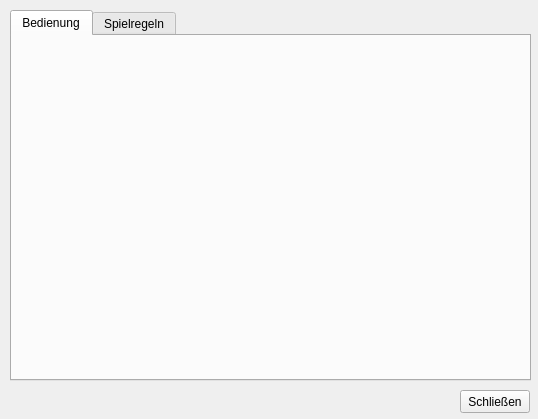
Before: the Qt Designer form BaghChal/BaghChal/helpWindow.ui in kaushaldeo/bagh-chal, drawn with Qt 5.
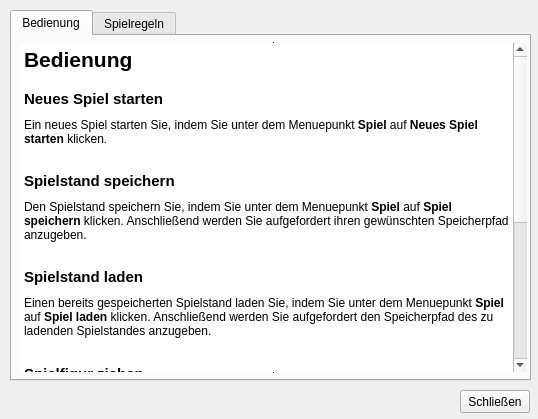
After: the same form once the commit is applied. The open tabs and pages were chosen to show the change. Icons and pictures are not drawn.

Commit message: Bedienungsanleitung in HelpWindow eingefügt.

What changed in the file:
```diff
--- a/BaghChal/BaghChal/helpWindow.ui
+++ b/BaghChal/BaghChal/helpWindow.ui
@@ -54,6 +54,71 @@
     <attribute name="title">
      <string>Bedienung</string>
     </attribute>
+    <widget class="QTextBrowser" name="textBrowser_2">
+     <property name="geometry">
+      <rect>
+       <x>7</x>
+       <y>6</y>
+       <width>509</width>
+       <height>331</height>
+      </rect>
+     </property>
+     <property name="frameShape">
+      <enum>QFrame::VLine</enum>
+     </property>
+     <property name="frameShadow">
+      <enum>QFrame::Plain</enum>
+     </property>
+     <property name="lineWidth">
+      <number>1</number>
+     </property>
+     <property name="midLineWidth">
+      <number>0</number>
+     </property>
+     <property name="lineWrapMode">
+      <enum>QTextEdit::WidgetWidth</enum>
+     </property>
+     <property name="lineWrapColumnOrWidth">
+      <number>0</number>
+     </property>
+     <property name="html">
+      <string>&lt;!DOCTYPE HTML PUBLIC &quot;-//W3C//DTD HTML 4.0//EN&quot; &quot;http://www.w3.org/TR/REC-html40/strict.dtd&quot;&gt;
+&lt;html&gt;&lt;head&gt;&lt;meta name=&quot;qrichtext&quot; content=&quot;1&quot; /&gt;&lt;style type=&quot;text/css&quot;&gt;
+p, li { white-space: pre-wrap; }
+&lt;/style&gt;&lt;/head&gt;&lt;body style=&quot; font-family:'MS Shell Dlg 2'; font-size:8.25pt; font-weight:400; font-style:normal;&quot;&gt;
+&lt;p style=&quot; margin-top:0px; margin-bottom:0px; margin-left:0px; margin-right:0px; -qt-block-indent:0; text-indent:0px;&quot;&gt;&lt;span style=&quot; font-size:16pt; font-weight:600;&quot;&gt;Bedienung&lt;/span&gt;&lt;/p&gt;
+&lt;p style=&quot;-qt-paragraph-type:empty; margin-top:0px; margin-bottom:0px; margin-left:0px; margin-right:0px; -qt-block-indent:0; text-indent:0px; font-size:11pt; font-weight:600;&quot;&gt;&lt;/p&gt;
+&lt;p style=&quot; margin-top:0px; margin-bottom:0px; margin-left:0px; margin-right:0px; -qt-block-indent:0; text-indent:0px;&quot;&gt;&lt;span style=&quot; font-size:11pt; font-weight:600;&quot;&gt;Neues Spiel starten&lt;/span&gt;&lt;/p&gt;
+&lt;p style=&quot;-qt-paragraph-type:empty; margin-top:0px; margin-bottom:0px; margin-left:0px; margin-right:0px; -qt-block-indent:0; text-indent:0px; font-size:6pt; font-weight:600;&quot;&gt;&lt;/p&gt;
+&lt;p style=&quot; margin-top:0px; margin-bottom:0px; margin-left:0px; margin-right:0px; -qt-block-indent:0; text-indent:0px;&quot;&gt;&lt;span style=&quot; font-size:9pt;&quot;&gt;Ein neues Spiel starten Sie, indem Sie unter dem Menuepunkt &lt;/span&gt;&lt;span style=&quot; font-size:9pt; font-weight:600;&quot;&gt;Spiel&lt;/span&gt;&lt;span style=&quot; font-size:9pt;&quot;&gt; auf &lt;/span&gt;&lt;span style=&quot; font-size:9pt; font-weight:600;&quot;&gt;Neues Spiel starten &lt;/span&gt;&lt;span style=&quot; font-size:9pt;&quot;&gt;klicken&lt;/span&gt;&lt;span style=&quot; font-size:8pt;&quot;&gt;.&lt;/span&gt;&lt;/p&gt;
+&lt;p style=&quot;-qt-paragraph-type:empty; margin-top:0px; margin-bottom:0px; margin-left:0px; margin-right:0px; -qt-block-indent:0; text-indent:0px; font-size:8pt;&quot;&gt;&lt;/p&gt;
+&lt;p style=&quot;-qt-paragraph-type:empty; margin-top:0px; margin-bottom:0px; margin-left:0px; margin-right:0px; -qt-block-indent:0; text-indent:0px; font-size:8pt;&quot;&gt;&lt;/p&gt;
+&lt;p style=&quot; margin-top:0px; margin-bottom:0px; margin-left:0px; margin-right:0px; -qt-block-indent:0; text-indent:0px;&quot;&gt;&lt;span style=&quot; font-size:11pt; font-weight:600;&quot;&gt;Spielstand speichern&lt;/span&gt;&lt;/p&gt;
+&lt;p style=&quot;-qt-paragraph-type:empty; margin-top:0px; margin-bottom:0px; margin-left:0px; margin-right:0px; -qt-block-indent:0; text-indent:0px; font-size:6pt; font-weight:600;&quot;&gt;&lt;/p&gt;
+&lt;p style=&quot; margin-top:0px; margin-bottom:0px; margin-left:0px; margin-right:0px; -qt-block-indent:0; text-indent:0px;&quot;&gt;&lt;span style=&quot; font-size:9pt;&quot;&gt;Den Spielstand speichern Sie, indem Sie unter dem Menuepunkt &lt;/span&gt;&lt;span style=&quot; font-size:9pt; font-weight:600;&quot;&gt;Spiel&lt;/span&gt;&lt;span style=&quot; font-size:9pt;&quot;&gt; auf &lt;/span&gt;&lt;span style=&quot; font-size:9pt; font-weight:600;&quot;&gt;Spiel speichern &lt;/span&gt;&lt;span style=&quot; font-size:9pt;&quot;&gt;klicken. Anschließend werden Sie aufgefordert ihren gewünschten Speicherpfad anzugeben.&lt;/span&gt;&lt;/p&gt;
+&lt;p style=&quot;-qt-paragraph-type:empty; margin-top:0px; margin-bottom:0px; margin-left:0px; margin-right:0px; -qt-block-indent:0; text-indent:0px; font-size:8pt;&quot;&gt;&lt;/p&gt;
+&lt;p style=&quot;-qt-paragraph-type:empty; margin-top:0px; margin-bottom:0px; margin-left:0px; margin-right:0px; -qt-block-indent:0; text-indent:0px; font-size:8pt;&quot;&gt;&lt;/p&gt;
+&lt;p style=&quot; margin-top:0px; margin-bottom:0px; margin-left:0px; margin-right:0px; -qt-block-indent:0; text-indent:0px;&quot;&gt;&lt;span style=&quot; font-size:11pt; font-weight:600;&quot;&gt;Spielstand laden&lt;/span&gt;&lt;/p&gt;
+&lt;p style=&quot;-qt-paragraph-type:empty; margin-top:0px; margin-bottom:0px; margin-left:0px; margin-right:0px; -qt-block-indent:0; text-indent:0px; font-size:6pt; font-weight:600;&quot;&gt;&lt;/p&gt;
+&lt;p style=&quot; margin-top:0px; margin-bottom:0px; margin-left:0px; margin-right:0px; -qt-block-indent:0; text-indent:0px;&quot;&gt;&lt;span style=&quot; font-size:9pt;&quot;&gt;Einen bereits gespeicherten Spielstand laden Sie, indem Sie unter dem Menuepunkt &lt;/span&gt;&lt;span style=&quot; font-size:9pt; font-weight:600;&quot;&gt;Spiel&lt;/span&gt;&lt;span style=&quot; font-size:9pt;&quot;&gt; auf &lt;/span&gt;&lt;span style=&quot; font-size:9pt; font-weight:600;&quot;&gt;Spiel laden &lt;/span&gt;&lt;span style=&quot; font-size:9pt;&quot;&gt;klicken. Anschließend werden Sie aufgefordert den Speicherpfad des zu ladenden Spielstandes anzugeben.&lt;/span&gt;&lt;/p&gt;
+&lt;p style=&quot;-qt-paragraph-type:empty; margin-top:0px; margin-bottom:0px; margin-left:0px; margin-right:0px; -qt-block-indent:0; text-indent:0px; font-size:9pt;&quot;&gt;&lt;/p&gt;
+&lt;p style=&quot;-qt-paragraph-type:empty; margin-top:0px; margin-bottom:0px; margin-left:0px; margin-right:0px; -qt-block-indent:0; text-indent:0px; font-size:8pt;&quot;&gt;&lt;/p&gt;
+&lt;p style=&quot; margin-top:0px; margin-bottom:0px; margin-left:0px; margin-right:0px; -qt-block-indent:0; text-indent:0px;&quot;&gt;&lt;span style=&quot; font-size:11pt; font-weight:600;&quot;&gt;Spielfigur ziehen&lt;/span&gt;&lt;/p&gt;
+&lt;p style=&quot;-qt-paragraph-type:empty; margin-top:0px; margin-bottom:0px; margin-left:0px; margin-right:0px; -qt-block-indent:0; text-indent:0px; font-size:6pt; font-weight:600;&quot;&gt;&lt;/p&gt;
+&lt;p style=&quot; margin-top:0px; margin-bottom:0px; margin-left:0px; margin-right:0px; -qt-block-indent:0; text-indent:0px;&quot;&gt;&lt;span style=&quot; font-size:9pt;&quot;&gt;So ziehen Sie mit einer Spielfigur:&lt;/span&gt;&lt;/p&gt;
+&lt;ol style=&quot;margin-top: 0px; margin-bottom: 0px; margin-left: 0px; margin-right: 0px; -qt-list-indent: 1;&quot;&gt;&lt;li style=&quot; font-size:9pt;&quot; style=&quot; margin-top:12px; margin-bottom:0px; margin-left:0px; margin-right:0px; -qt-block-indent:0; text-indent:0px;&quot;&gt;Klicken  Sie mit der linken Maustaste auf die  gewünschte Spielfigur und halten Sie dabei die linke Maustaste gedrückt.&lt;/li&gt;
+&lt;li style=&quot; font-size:9pt;&quot; style=&quot; margin-top:0px; margin-bottom:0px; margin-left:0px; margin-right:0px; -qt-block-indent:0; text-indent:0px;&quot;&gt;Ziehen Sie die Spielfigur auf das gewünschte Spielfeld.&lt;/li&gt;
+&lt;li style=&quot; font-size:9pt;&quot; style=&quot; margin-top:0px; margin-bottom:12px; margin-left:0px; margin-right:0px; -qt-block-indent:0; text-indent:0px;&quot;&gt;Lassen Sie anschließend die linke Maustaste los um die Spielfigur auf dem gewünschten Feld zu platzieren.&lt;/li&gt;&lt;/ol&gt;
+&lt;p style=&quot; margin-top:0px; margin-bottom:0px; margin-left:0px; margin-right:0px; -qt-block-indent:0; text-indent:0px;&quot;&gt;&lt;span style=&quot; font-size:9pt;&quot;&gt;Ist der durchgeführte Zug möglich, so wird die Spielfigur in dem entsprechenden Feld plaziert. Andererseit wird der Zug rückgängig gemacht.&lt;/span&gt;&lt;/p&gt;
+&lt;p style=&quot;-qt-paragraph-type:empty; margin-top:0px; margin-bottom:0px; margin-left:0px; margin-right:0px; -qt-block-indent:0; text-indent:0px; font-size:8pt;&quot;&gt;&lt;/p&gt;
+&lt;p style=&quot;-qt-paragraph-type:empty; margin-top:0px; margin-bottom:0px; margin-left:0px; margin-right:0px; -qt-block-indent:0; text-indent:0px; font-size:8pt;&quot;&gt;&lt;/p&gt;
+&lt;p style=&quot; margin-top:0px; margin-bottom:0px; margin-left:0px; margin-right:0px; -qt-block-indent:0; text-indent:0px;&quot;&gt;&lt;span style=&quot; font-size:11pt; font-weight:600;&quot;&gt;Spiel beenden&lt;/span&gt;&lt;/p&gt;
+&lt;p style=&quot;-qt-paragraph-type:empty; margin-top:0px; margin-bottom:0px; margin-left:0px; margin-right:0px; -qt-block-indent:0; text-indent:0px; font-size:6pt; font-weight:600;&quot;&gt;&lt;/p&gt;
+&lt;p style=&quot; margin-top:0px; margin-bottom:0px; margin-left:0px; margin-right:0px; -qt-block-indent:0; text-indent:0px;&quot;&gt;&lt;span style=&quot; font-size:9pt;&quot;&gt;Sie beenden das Spiel, indem Sie unter dem Menuepunkt &lt;/span&gt;&lt;span style=&quot; font-size:9pt; font-weight:600;&quot;&gt;Spiel&lt;/span&gt;&lt;span style=&quot; font-size:9pt;&quot;&gt; auf &lt;/span&gt;&lt;span style=&quot; font-size:9pt; font-weight:600;&quot;&gt;Spiel beenden &lt;/span&gt;&lt;span style=&quot; font-size:9pt;&quot;&gt;klicken.&lt;/span&gt;&lt;/p&gt;
+&lt;p style=&quot;-qt-paragraph-type:empty; margin-top:0px; margin-bottom:0px; margin-left:0px; margin-right:0px; -qt-block-indent:0; text-indent:0px; font-size:8pt;&quot;&gt;&lt;/p&gt;
+&lt;p style=&quot;-qt-paragraph-type:empty; margin-top:0px; margin-bottom:0px; margin-left:0px; margin-right:0px; -qt-block-indent:0; text-indent:0px; font-size:8pt;&quot;&gt;&lt;/p&gt;&lt;/body&gt;&lt;/html&gt;</string>
+     </property>
+    </widget>
    </widget>
    <widget class="QWidget" name="ruleTab">
     <attribute name="title">
```
Left out of the diff: 26 changed lines with no effect on the pictures.
